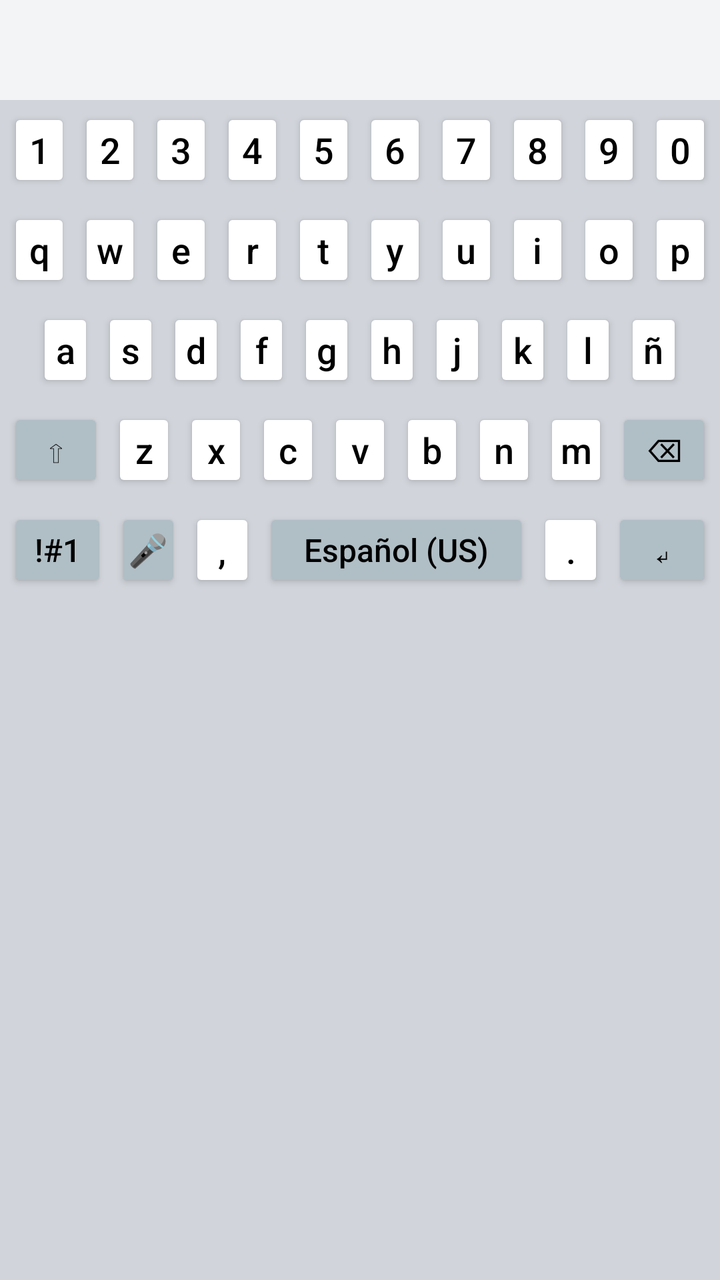
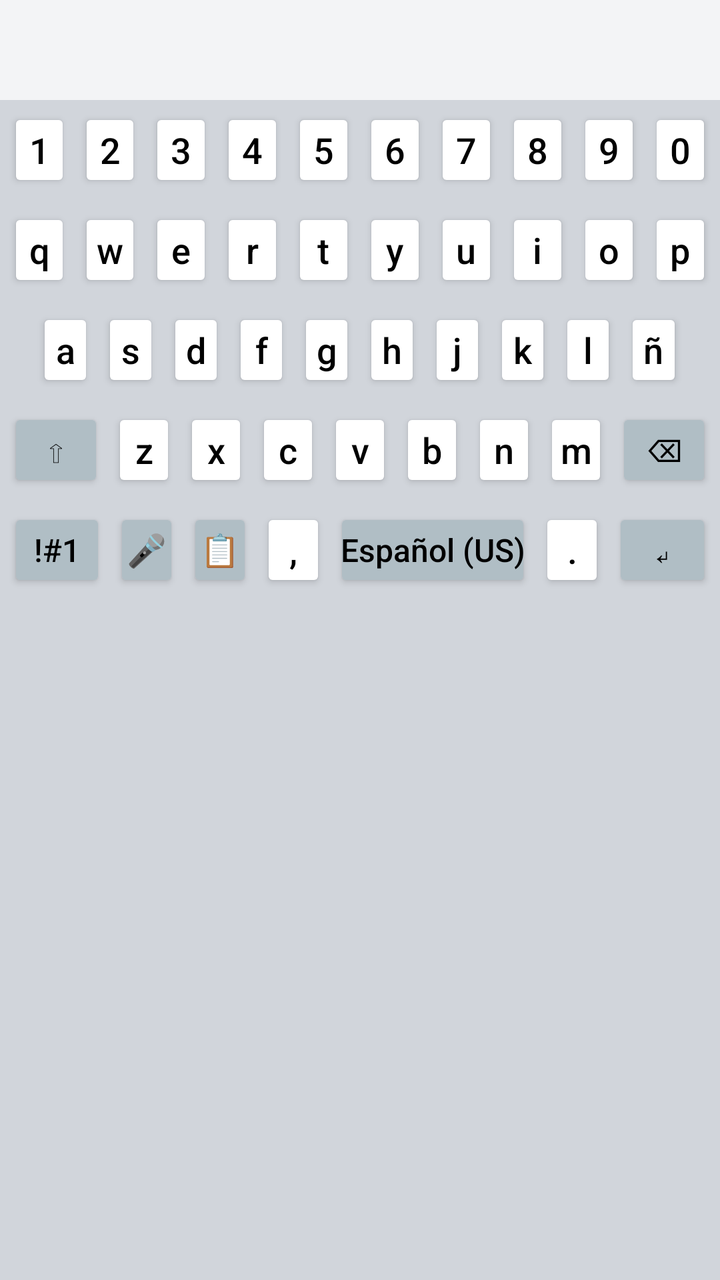

Compare the two renders of this Android layout. The source of the first and the diff that turns it into the second are given below.
<!-- AndroidManifest.xml: application theme Theme.AppCompat.Light.DarkActionBar -->
<!-- res/layout/keyboard_layout.xml -->
<?xml version="1.0" encoding="utf-8"?>
<LinearLayout xmlns:android="http://schemas.android.com/apk/res/android"
    android:layout_width="match_parent"
    android:layout_height="wrap_content"
    android:orientation="vertical"
    android:background="#D1D5DB"
    android:paddingBottom="8dp">

    
    <androidx.recyclerview.widget.RecyclerView
        android:id="@+id/keyboard_recycler_view"
        android:layout_width="match_parent"
        android:layout_height="50dp"
        android:background="#F3F4F6"/>

    
    <LinearLayout android:layout_width="match_parent" android:layout_height="50dp" android:orientation="horizontal" android:padding="2dp">
        <Button android:text="1" style="@style/KeyStyle" />
        <Button android:text="2" style="@style/KeyStyle" />
        <Button android:text="3" style="@style/KeyStyle" />
        <Button android:text="4" style="@style/KeyStyle" />
        <Button android:text="5" style="@style/KeyStyle" />
        <Button android:text="6" style="@style/KeyStyle" />
        <Button android:text="7" style="@style/KeyStyle" />
        <Button android:text="8" style="@style/KeyStyle" />
        <Button android:text="9" style="@style/KeyStyle" />
        <Button android:text="0" style="@style/KeyStyle" />
    </LinearLayout>

    
    <FrameLayout
        android:layout_width="match_parent"
        android:layout_height="wrap_content">

        
        <LinearLayout android:id="@+id/layout_letters" android:layout_width="match_parent" android:layout_height="wrap_content" android:orientation="vertical" android:visibility="visible">
            <LinearLayout android:layout_width="match_parent" android:layout_height="50dp" android:orientation="horizontal" android:padding="2dp">
                <Button android:text="q" style="@style/KeyStyle" />
                <Button android:text="w" style="@style/KeyStyle" />
                <Button android:text="e" style="@style/KeyStyle" />
                <Button android:text="r" style="@style/KeyStyle" />
                <Button android:text="t" style="@style/KeyStyle" />
                <Button android:text="y" style="@style/KeyStyle" />
                <Button android:text="u" style="@style/KeyStyle" />
                <Button android:text="i" style="@style/KeyStyle" />
                <Button android:text="o" style="@style/KeyStyle" />
                <Button android:text="p" style="@style/KeyStyle" />
            </LinearLayout>
            <LinearLayout android:layout_width="match_parent" android:layout_height="50dp" android:orientation="horizontal" android:padding="2dp">
                <View android:layout_width="0dp" android:layout_height="match_parent" android:layout_weight="0.5"/>
                <Button android:text="a" style="@style/KeyStyle" />
                <Button android:text="s" style="@style/KeyStyle" />
                <Button android:text="d" style="@style/KeyStyle" />
                <Button android:text="f" style="@style/KeyStyle" />
                <Button android:text="g" style="@style/KeyStyle" />
                <Button android:text="h" style="@style/KeyStyle" />
                <Button android:text="j" style="@style/KeyStyle" />
                <Button android:text="k" style="@style/KeyStyle" />
                <Button android:text="l" style="@style/KeyStyle" />
                <Button android:text="ñ" style="@style/KeyStyle" />
                <View android:layout_width="0dp" android:layout_height="match_parent" android:layout_weight="0.5"/>
            </LinearLayout>
            <LinearLayout android:layout_width="match_parent" android:layout_height="50dp" android:orientation="horizontal" android:padding="2dp">
                <Button android:tag="SHIFT" android:text="⇧" style="@style/KeyStyleAction" android:layout_weight="1.5" />
                <Button android:text="z" style="@style/KeyStyle" />
                <Button android:text="x" style="@style/KeyStyle" />
                <Button android:text="c" style="@style/KeyStyle" />
                <Button android:text="v" style="@style/KeyStyle" />
                <Button android:text="b" style="@style/KeyStyle" />
                <Button android:text="n" style="@style/KeyStyle" />
                <Button android:text="m" style="@style/KeyStyle" />
                <Button android:tag="DELETE" android:text="⌫" style="@style/KeyStyleAction" android:layout_weight="1.5" />
            </LinearLayout>
            <LinearLayout android:layout_width="match_parent" android:layout_height="50dp" android:orientation="horizontal" android:padding="2dp">
                <Button android:tag="MODE_SYM1" android:text="!#1" style="@style/KeyStyleAction" android:layout_weight="1.5" />
                <Button android:id="@+id/btnMic1" android:tag="MIC" android:text="🎤" style="@style/KeyStyleAction" android:layout_weight="1" />
                <Button android:text="," style="@style/KeyStyle" android:layout_weight="1" />
                <Button android:tag="SPACE" android:text="Español (US)" style="@style/KeyStyleAction" android:layout_weight="4" />
                <Button android:text="." style="@style/KeyStyle" android:layout_weight="1" />
                <Button android:tag="ENTER" android:text="↵" style="@style/KeyStyleAction" android:layout_weight="1.5" />
            </LinearLayout>
        </LinearLayout>

        
        <LinearLayout android:id="@+id/layout_symbols_1" android:layout_width="match_parent" android:layout_height="wrap_content" android:orientation="vertical" android:visibility="gone">
            <LinearLayout android:layout_width="match_parent" android:layout_height="50dp" android:orientation="horizontal" android:padding="2dp">
                <Button android:text="+" style="@style/KeyStyle" />
                <Button android:text="×" style="@style/KeyStyle" />
                <Button android:text="÷" style="@style/KeyStyle" />
                <Button android:text="=" style="@style/KeyStyle" />
                <Button android:text="/" style="@style/KeyStyle" />
                <Button android:text="_" style="@style/KeyStyle" />
                <Button android:text="&lt;" style="@style/KeyStyle" />
                <Button android:text="&gt;" style="@style/KeyStyle" />
                <Button android:text="[" style="@style/KeyStyle" />
                <Button android:text="]" style="@style/KeyStyle" />
            </LinearLayout>
            <LinearLayout android:layout_width="match_parent" android:layout_height="50dp" android:orientation="horizontal" android:padding="2dp">
                <Button android:text="!" style="@style/KeyStyle" />
                <Button android:text="@" style="@style/KeyStyle" />
                <Button android:text="#" style="@style/KeyStyle" />
                <Button android:text="$" style="@style/KeyStyle" />
                <Button android:text="%" style="@style/KeyStyle" />
                <Button android:text="^" style="@style/KeyStyle" />
                <Button android:text="&amp;" style="@style/KeyStyle" />
                <Button android:text="*" style="@style/KeyStyle" />
                <Button android:text="(" style="@style/KeyStyle" />
                <Button android:text=")" style="@style/KeyStyle" />
            </LinearLayout>
            <LinearLayout android:layout_width="match_parent" android:layout_height="50dp" android:orientation="horizontal" android:padding="2dp">
                <Button android:tag="MODE_SYM2" android:text="1/2" style="@style/KeyStyleAction" android:layout_weight="1.5"/>
                <Button android:text="-" style="@style/KeyStyle" />
                <Button android:text="'" style="@style/KeyStyle" />
                <Button android:text="&quot;" style="@style/KeyStyle" />
                <Button android:text=":" style="@style/KeyStyle" />
                <Button android:text=";" style="@style/KeyStyle" />
                <Button android:text="," style="@style/KeyStyle" />
                <Button android:text="?" style="@style/KeyStyle" />
                <Button android:tag="DELETE" android:text="⌫" style="@style/KeyStyleAction" android:layout_weight="1.5" />
            </LinearLayout>
            <LinearLayout android:layout_width="match_parent" android:layout_height="50dp" android:orientation="horizontal" android:padding="2dp">
                <Button android:tag="MODE_LETTERS" android:text="ABC" style="@style/KeyStyleAction" android:layout_weight="1.5" />
                <Button android:id="@+id/btnMic2" android:tag="MIC" android:text="🎤" style="@style/KeyStyleAction" android:layout_weight="1" />
                <Button android:text="," style="@style/KeyStyle" android:layout_weight="1" />
                <Button android:tag="SPACE" android:text="Español (US)" style="@style/KeyStyleAction" android:layout_weight="4" />
                <Button android:text="." style="@style/KeyStyle" android:layout_weight="1" />
                <Button android:tag="ENTER" android:text="↵" style="@style/KeyStyleAction" android:layout_weight="1.5" />
            </LinearLayout>
        </LinearLayout>

        
        <LinearLayout android:id="@+id/layout_symbols_2" android:layout_width="match_parent" android:layout_height="wrap_content" android:orientation="vertical" android:visibility="gone">
            <LinearLayout android:layout_width="match_parent" android:layout_height="50dp" android:orientation="horizontal" android:padding="2dp">
                <Button android:text="`" style="@style/KeyStyle" />
                <Button android:text="~" style="@style/KeyStyle" />
                <Button android:text="\\" style="@style/KeyStyle" />
                <Button android:text="|" style="@style/KeyStyle" />
                <Button android:text="{" style="@style/KeyStyle" />
                <Button android:text="}" style="@style/KeyStyle" />
                <Button android:text="€" style="@style/KeyStyle" />
                <Button android:text="£" style="@style/KeyStyle" />
                <Button android:text="¥" style="@style/KeyStyle" />
                <Button android:text="₩" style="@style/KeyStyle" />
            </LinearLayout>
            <LinearLayout android:layout_width="match_parent" android:layout_height="50dp" android:orientation="horizontal" android:padding="2dp">
                <Button android:text="°" style="@style/KeyStyle" />
                <Button android:text="•" style="@style/KeyStyle" />
                <Button android:text="○" style="@style/KeyStyle" />
                <Button android:text="●" style="@style/KeyStyle" />
                <Button android:text="□" style="@style/KeyStyle" />
                <Button android:text="■" style="@style/KeyStyle" />
                <Button android:text="♤" style="@style/KeyStyle" />
                <Button android:text="♡" style="@style/KeyStyle" />
                <Button android:text="◇" style="@style/KeyStyle" />
                <Button android:text="♧" style="@style/KeyStyle" />
            </LinearLayout>
            <LinearLayout android:layout_width="match_parent" android:layout_height="50dp" android:orientation="horizontal" android:padding="2dp">
                <Button android:tag="MODE_SYM1" android:text="2/2" style="@style/KeyStyleAction" android:layout_weight="1.5"/>
                <Button android:text="☆" style="@style/KeyStyle" />
                <Button android:text="▪" style="@style/KeyStyle" />
                <Button android:text="¤" style="@style/KeyStyle" />
                <Button android:text="《" style="@style/KeyStyle" />
                <Button android:text="》" style="@style/KeyStyle" />
                <Button android:text="¡" style="@style/KeyStyle" />
                <Button android:text="¿" style="@style/KeyStyle" />
                <Button android:tag="DELETE" android:text="⌫" style="@style/KeyStyleAction" android:layout_weight="1.5" />
            </LinearLayout>
            <LinearLayout android:layout_width="match_parent" android:layout_height="50dp" android:orientation="horizontal" android:padding="2dp">
                <Button android:tag="MODE_LETTERS" android:text="ABC" style="@style/KeyStyleAction" android:layout_weight="1.5" />
                <Button android:id="@+id/btnMic3" android:tag="MIC" android:text="🎤" style="@style/KeyStyleAction" android:layout_weight="1" />
                <Button android:text="," style="@style/KeyStyle" android:layout_weight="1" />
                <Button android:tag="SPACE" android:text="Español (US)" style="@style/KeyStyleAction" android:layout_weight="4" />
                <Button android:text="." style="@style/KeyStyle" android:layout_weight="1" />
                <Button android:tag="ENTER" android:text="↵" style="@style/KeyStyleAction" android:layout_weight="1.5" />
            </LinearLayout>
        </LinearLayout>

    </FrameLayout>
</LinearLayout>
<!-- resources referenced by this layout -->
<resources>
  <style name="KeyStyle" parent="Widget.AppCompat.Button">
          <item name="android:layout_width">0dp</item>
          <item name="android:layout_height">match_parent</item>
          <item name="android:layout_weight">1</item>
          <item name="android:layout_margin">2dp</item>
          <item name="android:backgroundTint">#FFFFFF</item>
          <item name="android:textColor">#000000</item>
          <item name="android:textSize">18sp</item>
          <item name="android:textAllCaps">false</item>
          
          
          <item name="android:minWidth">0dp</item>
          <item name="android:minHeight">0dp</item>
          <item name="android:padding">0dp</item>
          <item name="android:insetTop">0dp</item>
          <item name="android:insetBottom">0dp</item>
      </style>
  <style name="KeyStyleAction" parent="KeyStyle">
          <item name="android:backgroundTint">#B0BEC5</item>
          <item name="android:textSize">16sp</item>
      </style>
</resources>

<!-- the commit's change to res/layout/keyboard_layout.xml (unified diff, before → after) -->
@@ -27,7 +27,6 @@
         <Button android:text="0" style="@style/KeyStyle" />
     </LinearLayout>
 
-    
     <FrameLayout
         android:layout_width="match_parent"
         android:layout_height="wrap_content">
@@ -74,8 +73,9 @@
             <LinearLayout android:layout_width="match_parent" android:layout_height="50dp" android:orientation="horizontal" android:padding="2dp">
                 <Button android:tag="MODE_SYM1" android:text="!#1" style="@style/KeyStyleAction" android:layout_weight="1.5" />
                 <Button android:id="@+id/btnMic1" android:tag="MIC" android:text="🎤" style="@style/KeyStyleAction" android:layout_weight="1" />
+                <Button android:tag="CLIPBOARD" android:text="📋" style="@style/KeyStyleAction" android:layout_weight="1" />
                 <Button android:text="," style="@style/KeyStyle" android:layout_weight="1" />
-                <Button android:tag="SPACE" android:text="Español (US)" style="@style/KeyStyleAction" android:layout_weight="4" />
+                <Button android:tag="SPACE" android:text="Español (US)" style="@style/KeyStyleAction" android:layout_weight="3" />
                 <Button android:text="." style="@style/KeyStyle" android:layout_weight="1" />
                 <Button android:tag="ENTER" android:text="↵" style="@style/KeyStyleAction" android:layout_weight="1.5" />
             </LinearLayout>
@@ -121,8 +121,9 @@
             <LinearLayout android:layout_width="match_parent" android:layout_height="50dp" android:orientation="horizontal" android:padding="2dp">
                 <Button android:tag="MODE_LETTERS" android:text="ABC" style="@style/KeyStyleAction" android:layout_weight="1.5" />
                 <Button android:id="@+id/btnMic2" android:tag="MIC" android:text="🎤" style="@style/KeyStyleAction" android:layout_weight="1" />
+                <Button android:tag="CLIPBOARD" android:text="📋" style="@style/KeyStyleAction" android:layout_weight="1" />
                 <Button android:text="," style="@style/KeyStyle" android:layout_weight="1" />
-                <Button android:tag="SPACE" android:text="Español (US)" style="@style/KeyStyleAction" android:layout_weight="4" />
+                <Button android:tag="SPACE" android:text="Español (US)" style="@style/KeyStyleAction" android:layout_weight="3" />
                 <Button android:text="." style="@style/KeyStyle" android:layout_weight="1" />
                 <Button android:tag="ENTER" android:text="↵" style="@style/KeyStyleAction" android:layout_weight="1.5" />
             </LinearLayout>
@@ -168,12 +169,12 @@
             <LinearLayout android:layout_width="match_parent" android:layout_height="50dp" android:orientation="horizontal" android:padding="2dp">
                 <Button android:tag="MODE_LETTERS" android:text="ABC" style="@style/KeyStyleAction" android:layout_weight="1.5" />
                 <Button android:id="@+id/btnMic3" android:tag="MIC" android:text="🎤" style="@style/KeyStyleAction" android:layout_weight="1" />
+                <Button android:tag="CLIPBOARD" android:text="📋" style="@style/KeyStyleAction" android:layout_weight="1" />
                 <Button android:text="," style="@style/KeyStyle" android:layout_weight="1" />
-                <Button android:tag="SPACE" android:text="Español (US)" style="@style/KeyStyleAction" android:layout_weight="4" />
+                <Button android:tag="SPACE" android:text="Español (US)" style="@style/KeyStyleAction" android:layout_weight="3" />
                 <Button android:text="." style="@style/KeyStyle" android:layout_weight="1" />
                 <Button android:tag="ENTER" android:text="↵" style="@style/KeyStyleAction" android:layout_weight="1.5" />
             </LinearLayout>
         </LinearLayout>
-
     </FrameLayout>
 </LinearLayout>
